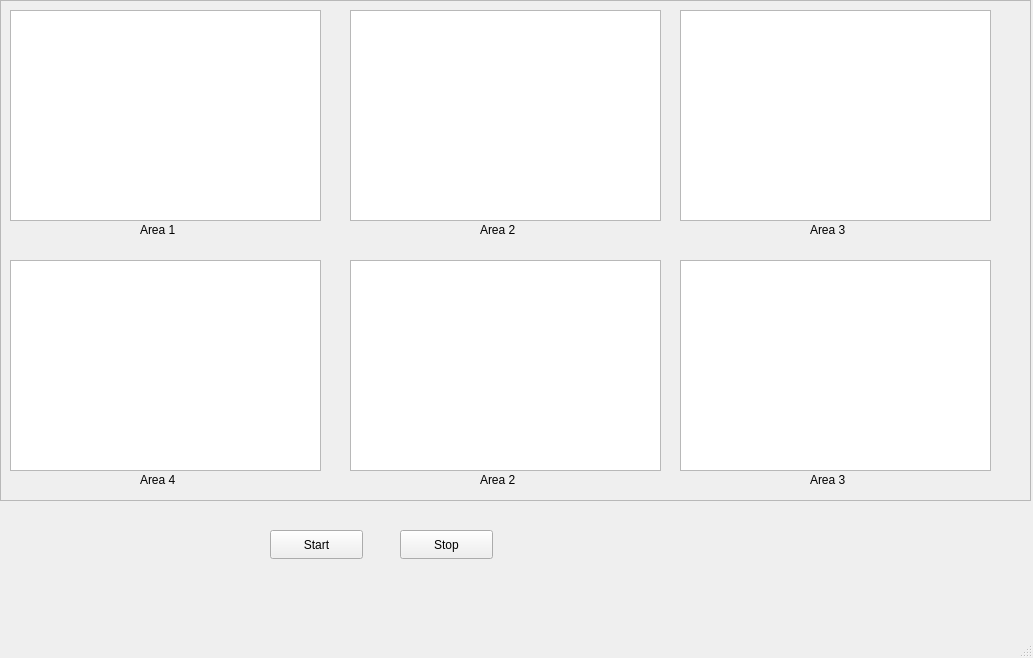
The window that mainwindow.ui (lvnh2003/Hospital_Tracking) describes before a commit, drawn with Qt 5.
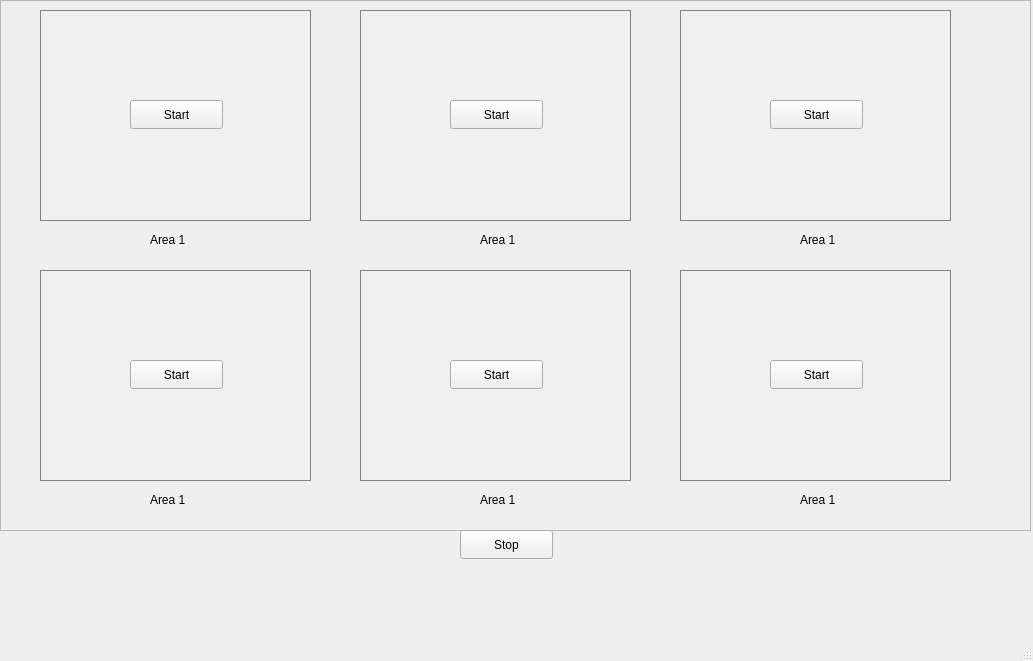
The same window after the commit.

What changed in the file:
```diff
--- a/mainwindow.ui
+++ b/mainwindow.ui
@@ -7,7 +7,7 @@
     <x>0</x>
     <y>0</y>
     <width>1033</width>
-    <height>658</height>
+    <height>661</height>
    </rect>
   </property>
   <property name="windowTitle">
@@ -20,7 +20,7 @@
       <x>0</x>
       <y>0</y>
       <width>1031</width>
-      <height>501</height>
+      <height>531</height>
      </rect>
     </property>
     <property name="frameShape">
@@ -29,84 +29,95 @@
     <property name="frameShadow">
      <enum>QFrame::Raised</enum>
     </property>
-    <widget class="QGraphicsView" name="camera_1">
+    <widget class="QLabel" name="label_name_1">
      <property name="geometry">
       <rect>
-       <x>10</x>
-       <y>10</y>
-       <width>311</width>
-       <height>211</height>
+       <x>150</x>
+       <y>230</y>
+       <width>51</width>
+       <height>20</height>
       </rect>
      </property>
-    </widget>
-    <widget class="QGraphicsView" name="camera_2">
-     <property name="geometry">
-      <rect>
-       <x>350</x>
-       <y>10</y>
-       <width>311</width>
-       <height>211</height>
-      </rect>
+     <property name="text">
+      <string>Area 1</string>
      </property>
     </widget>
-    <widget class="QGraphicsView" name="camera_3">
+    <widget class="QLabel" name="label_1">
      <property name="geometry">
       <rect>
-       <x>680</x>
+       <x>40</x>
        <y>10</y>
-       <width>311</width>
+       <width>271</width>
        <height>211</height>
       </rect>
      </property>
+     <property name="styleSheet">
+      <string notr="true">QLabel { border: 1px solid grey; background-color: #f0f0f0; }</string>
+     </property>
+     <property name="text">
+      <string/>
+     </property>
     </widget>
-    <widget class="QGraphicsView" name="camera_4">
+    <widget class="QPushButton" name="btn_Start_1">
      <property name="geometry">
       <rect>
-       <x>10</x>
-       <y>260</y>
-       <width>311</width>
-       <height>211</height>
+       <x>130</x>
+       <y>100</y>
+       <width>93</width>
+       <height>29</height>
       </rect>
      </property>
+     <property name="text">
+      <string>Start</string>
+     </property>
     </widget>
-    <widget class="QGraphicsView" name="camera_5">
+    <widget class="QLabel" name="label_name_2">
      <property name="geometry">
       <rect>
-       <x>350</x>
-       <y>260</y>
-       <width>311</width>
-       <height>211</height>
+       <x>480</x>
+       <y>230</y>
+       <width>51</width>
+       <height>20</height>
       </rect>
      </property>
+     <property name="text">
+      <string>Area 1</string>
+     </property>
     </widget>
-    <widget class="QGraphicsView" name="camera_6">
+    <widget class="QPushButton" name="btn_Start_2">
      <property name="geometry">
       <rect>
-       <x>680</x>
-       <y>260</y>
-       <width>311</width>
-       <height>211</height>
+       <x>450</x>
+       <y>100</y>
+       <width>93</width>
+       <height>29</height>
       </rect>
      </property>
+     <property name="text">
+      <string>Start</string>
+     </property>
     </widget>
     <widget class="QLabel" name="label_2">
      <property name="geometry">
       <rect>
-       <x>480</x>
-       <y>220</y>
-       <width>51</width>
-       <height>20</height>
+       <x>360</x>
+       <y>10</y>
+       <width>271</width>
+       <height>211</height>
       </rect>
      </property>
+     <property name="styleSheet">
+      <string notr="true">QLabel { border: 1px solid grey; background-color: #f0f0f0; }</string>
+     </property>
      <property name="text">
-      <string>Area 2</string>
+      <string/>
      </property>
     </widget>
     <widget class="QLabel" name="label">
      <property name="geometry">
       <rect>
-       <x>140</x>
-       <y>220</y>
+       <x>800</x>
+       <y>230</y>
        <width>51</width>
        <height>20</height>
       </rect>
@@ -115,76 +126,184 @@
       <string>Area 1</string>
      </property>
     </widget>
+    <widget class="QPushButton" name="btn_Start_3">
+     <property name="geometry">
+      <rect>
+       <x>770</x>
+       <y>100</y>
+       <width>93</width>
+       <height>29</height>
+      </rect>
+     </property>
+     <property name="text">
+      <string>Start</string>
+     </property>
+    </widget>
     <widget class="QLabel" name="label_3">
      <property name="geometry">
       <rect>
-       <x>810</x>
-       <y>220</y>
+       <x>680</x>
+       <y>10</y>
+       <width>271</width>
+       <height>211</height>
+      </rect>
+     </property>
+     <property name="styleSheet">
+      <string notr="true">QLabel { border: 1px solid grey; background-color: #f0f0f0; }</string>
+     </property>
+     <property name="text">
+      <string/>
+     </property>
+    </widget>
+    <widget class="QPushButton" name="btn_Start_4">
+     <property name="geometry">
+      <rect>
+       <x>450</x>
+       <y>360</y>
+       <width>93</width>
+       <height>29</height>
+      </rect>
+     </property>
+     <property name="text">
+      <string>Start</string>
+     </property>
+    </widget>
+    <widget class="QLabel" name="label_name_4">
+     <property name="geometry">
+      <rect>
+       <x>150</x>
+       <y>490</y>
        <width>51</width>
        <height>20</height>
       </rect>
      </property>
      <property name="text">
-      <string>Area 3</string>
+      <string>Area 1</string>
+     </property>
+    </widget>
+    <widget class="QLabel" name="label_name_5">
+     <property name="geometry">
+      <rect>
+       <x>480</x>
+       <y>490</y>
+       <width>51</width>
+       <height>20</height>
+      </rect>
+     </property>
+     <property name="text">
+      <string>Area 1</string>
+     </property>
+    </widget>
+    <widget class="QPushButton" name="btn_Start_5">
+     <property name="geometry">
+      <rect>
+       <x>770</x>
+       <y>360</y>
+       <width>93</width>
+       <height>29</height>
+      </rect>
+     </property>
+     <property name="text">
+      <string>Start</string>
      </property>
     </widget>
     <widget class="QLabel" name="label_4">
      <property name="geometry">
       <rect>
-       <x>810</x>
-       <y>470</y>
+       <x>360</x>
+       <y>270</y>
+       <width>271</width>
+       <height>211</height>
+      </rect>
+     </property>
+     <property name="styleSheet">
+      <string notr="true">QLabel { border: 1px solid grey; background-color: #f0f0f0; }</string>
+     </property>
+     <property name="text">
+      <string/>
+     </property>
+    </widget>
+    <widget class="QLabel" name="label_name_6">
+     <property name="geometry">
+      <rect>
+       <x>800</x>
+       <y>490</y>
        <width>51</width>
        <height>20</height>
       </rect>
      </property>
      <property name="text">
-      <string>Area 3</string>
+      <string>Area 1</string>
      </property>
     </widget>
     <widget class="QLabel" name="label_5">
      <property name="geometry">
       <rect>
-       <x>140</x>
-       <y>470</y>
-       <width>51</width>
-       <height>20</height>
+       <x>680</x>
+       <y>270</y>
+       <width>271</width>
+       <height>211</height>
       </rect>
      </property>
+     <property name="styleSheet">
+      <string notr="true">QLabel { border: 1px solid grey; background-color: #f0f0f0; }</string>
+     </property>
      <property name="text">
-      <string>Area 4</string>
+      <string/>
+     </property>
+    </widget>
+    <widget class="QPushButton" name="btn_Start_6">
+     <property name="geometry">
+      <rect>
+       <x>130</x>
+       <y>360</y>
+       <width>93</width>
+       <height>29</height>
+      </rect>
+     </property>
+     <property name="text">
+      <string>Start</string>
      </property>
     </widget>
     <widget class="QLabel" name="label_6">
      <property name="geometry">
       <rect>
-       <x>480</x>
-       <y>470</y>
-       <width>51</width>
-       <height>20</height>
+       <x>40</x>
+       <y>270</y>
+       <width>271</width>
+       <height>211</height>
       </rect>
      </property>
+     <property name="styleSheet">
+      <string notr="true">QLabel { border: 1px solid grey; background-color: #f0f0f0; }</string>
+     </property>
      <property name="text">
-      <string>Area 2</string>
+      <string/>
      </property>
     </widget>
-   </widget>
-   <widget class="QPushButton" name="btn_Start">
-    <property name="geometry">
-     <rect>
-      <x>270</x>
-      <y>530</y>
-      <width>93</width>
-      <height>29</height>
-     </rect>
-    </property>
-    <property name="text">
-     <string>Start</string>
-    </property>
+    <zorder>label_5</zorder>
+    <zorder>label_4</zorder>
+    <zorder>label_6</zorder>
+    <zorder>label_2</zorder>
+    <zorder>label_3</zorder>
+    <zorder>label_name_1</zorder>
+    <zorder>label_1</zorder>
+    <zorder>btn_Start_1</zorder>
+    <zorder>label_name_2</zorder>
+    <zorder>btn_Start_2</zorder>
+    <zorder>label_name_3</zorder>
+    <zorder>btn_Start_3</zorder>
+    <zorder>btn_Start_4</zorder>
+    <zorder>label_name_4</zorder>
+    <zorder>label_name_5</zorder>
+    <zorder>btn_Start_5</zorder>
+    <zorder>label_name_6</zorder>
+    <zorder>btn_Start_6</zorder>
    </widget>
    <widget class="QPushButton" name="btn_Stop">
     <property name="geometry">
      <rect>
-      <x>400</x>
+      <x>460</x>
       <y>530</y>
       <width>93</width>
       <height>29</height>
```
Left out of the diff: 4 changed lines with no effect on the pictures.
